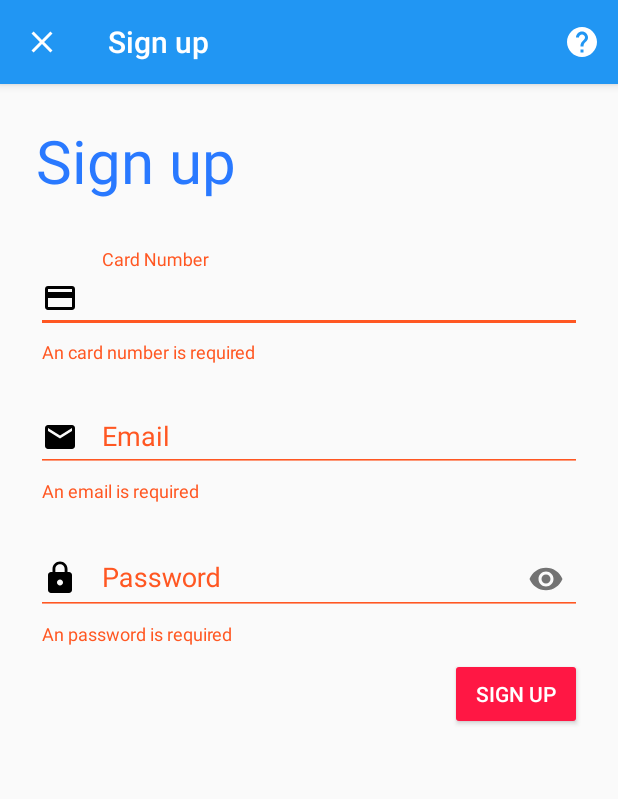
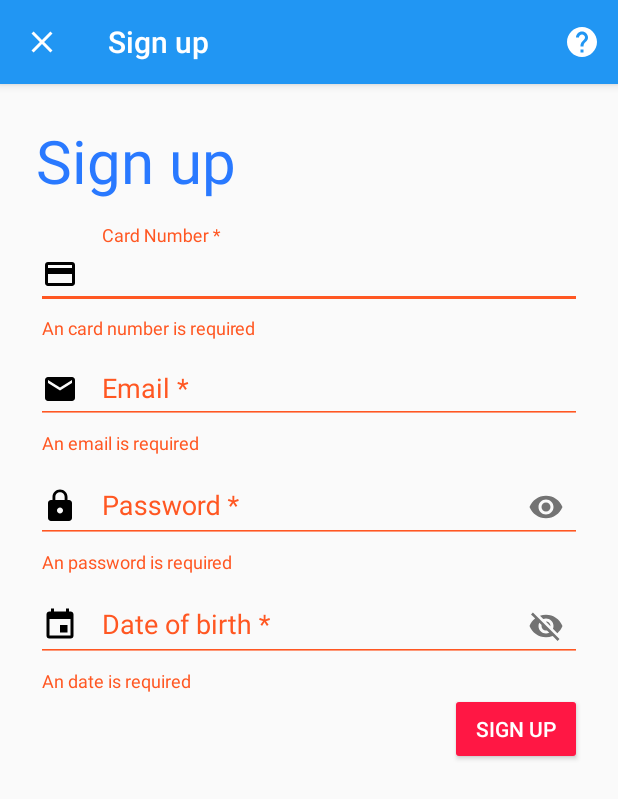
Before and after one commit to Younes-Charfaoui/Jami3aty-App, an Android app: the SignUpActivity screen opened directly, with no data from a screen before it, after a tap on "SIGN UP", on a phone screen of 412 x 824 dp. Shown: the top 799 px of the screen. Run offline under Robolectric (Android 15) with nearby library versions, the phone set to English and light mode, and no system bars.

Commit message:
adding Birthday features

```diff
--- a/app/src/main/java/com/ibnkhaldoun/studentside/LoginActivity.java
+++ b/app/src/main/java/com/ibnkhaldoun/studentside/LoginActivity.java
@@ -26,8 +26,8 @@ public class LoginActivity extends AppCompatActivity {
         mEmailWrapper = findViewById(R.id.email_wrapper);
 
         findViewById(R.id.login_button).setOnClickListener(v -> {
-            hideKeyboard();
             if (validate()) {
+                hideKeyboard();
                 Toast.makeText(LoginActivity.this, "You Logged In", Toast.LENGTH_SHORT).show();
             }
         });
--- a/app/src/main/java/com/ibnkhaldoun/studentside/SignUpActivity.java
+++ b/app/src/main/java/com/ibnkhaldoun/studentside/SignUpActivity.java
@@ -1,5 +1,6 @@
 package com.ibnkhaldoun.studentside;
 
+import android.app.DatePickerDialog;
 import android.content.Intent;
 import android.os.Bundle;
 import android.support.design.widget.TextInputLayout;
@@ -9,14 +10,20 @@ import android.support.v7.widget.Toolbar;
 import android.util.Patterns;
 import android.view.Menu;
 import android.view.MenuItem;
+import android.view.View;
+import android.view.inputmethod.InputMethodManager;
 import android.widget.EditText;
 import android.widget.Toast;
 
+import java.text.SimpleDateFormat;
+import java.util.Calendar;
+import java.util.Locale;
+
 public class SignUpActivity extends AppCompatActivity {
 
-    private EditText mEmailEditText, mPasswordEditText, mCardNumberEditText;
-    private TextInputLayout mEmailWrapper, mCardNumberWrapper, mPasswordWrapper;
-
+    private EditText mEmailEditText, mPasswordEditText, mCardNumberEditText, mBirthDayEditText;
+    private TextInputLayout mEmailWrapper, mCardNumberWrapper, mPasswordWrapper, mBirthDayWrapper;
+    private Calendar mCalendar;
 
     @Override
     protected void onCreate(Bundle savedInstanceState) {
@@ -30,13 +37,32 @@ public class SignUpActivity extends AppCompatActivity {
         mCardNumberWrapper = findViewById(R.id.card_number_wrapper_sign_up);
         mEmailWrapper = findViewById(R.id.email_wrapper_sign_up);
         mPasswordWrapper = findViewById(R.id.password_wrapper_sign_up);
+        mBirthDayWrapper = findViewById(R.id.date_wrapper_sign_up);
+
 
         mCardNumberEditText = findViewById(R.id.input_card_number_sign_up);
         mEmailEditText = findViewById(R.id.input_email_sign_up);
         mPasswordEditText = findViewById(R.id.input_password_sign_up);
+        mBirthDayEditText = findViewById(R.id.input_date_of_birth_sign_up);
+
+        mCalendar = Calendar.getInstance();
+
+        mBirthDayEditText.setOnClickListener(v -> {
+            new DatePickerDialog(SignUpActivity.this,
+                    (view, year, month, dayOfMonth) -> {
+                        mCalendar.set(Calendar.YEAR, year);
+                        mCalendar.set(Calendar.MONTH, month);
+                        mCalendar.set(Calendar.DAY_OF_MONTH, dayOfMonth);
+                        updateDateValue();
+                    },
+                    mCalendar.get(Calendar.YEAR),
+                    mCalendar.get(Calendar.MONTH),
+                    mCalendar.get(Calendar.DAY_OF_MONTH)).show();
+        });
 
         findViewById(R.id.sign_up_button).setOnClickListener(v -> {
             if (validate()) {
+                hideKeyboard();
                 Toast.makeText(this, "Sign up......", Toast.LENGTH_SHORT).show();
             }
         });
@@ -74,6 +100,7 @@ public class SignUpActivity extends AppCompatActivity {
         String cardNumber = mCardNumberEditText.getText().toString();
         String email = mEmailEditText.getText().toString();
         String password = mPasswordEditText.getText().toString();
+        String date = mBirthDayEditText.getText().toString();
 
         if (cardNumber.isEmpty()) {
             mCardNumberWrapper.setError(getResources().getString(R.string.card_number_empty));
@@ -104,6 +131,13 @@ public class SignUpActivity extends AppCompatActivity {
         } else {
             mPasswordWrapper.setError(null);
         }
+
+        if (date.isEmpty()) {
+            mBirthDayWrapper.setError(getResources().getString(R.string.date_empty));
+            validate = false;
+        } else {
+            mBirthDayWrapper.setError(null);
+        }
         return validate;
 
     }
@@ -117,4 +151,23 @@ public class SignUpActivity extends AppCompatActivity {
                 .setNegativeButton("No", null)
                 .create().show();
     }
+
+    private void updateDateValue() {
+        String dateFormat = "dd/MM/yyyy";
+        SimpleDateFormat simpleDateFormat = new SimpleDateFormat(dateFormat, Locale.FRANCE);
+        mBirthDayEditText.setText(simpleDateFormat.format(mCalendar.getTime()));
+    }
+
+    /**
+     * this is a helper method will be used to hide keyboard after
+     * click on the login button
+     */
+    private void hideKeyboard() {
+        View view = getCurrentFocus();
+        if (view != null) {
+            InputMethodManager manager = (InputMethodManager) getSystemService(INPUT_METHOD_SERVICE);
+            assert manager != null;
+            manager.hideSoftInputFromWindow(view.getWindowToken(), InputMethodManager.HIDE_NOT_ALWAYS);
+        }
+    }
 }
--- /dev/null
+++ b/app/src/main/res/drawable/ic_calendar_new.xml
@@ -0,0 +1,8 @@
+<?xml version="1.0" encoding="utf-8"?>
+<vector xmlns:android="http://schemas.android.com/apk/res/android"
+    android:height="24dp"
+    android:width="24dp"
+    android:viewportWidth="24"
+    android:viewportHeight="24">
+    <path android:fillColor="#000" android:pathData="M19,19H5V8H19M16,1V3H8V1H6V3H5C3.89,3 3,3.89 3,5V19A2,2 0 0,0 5,21H19A2,2 0 0,0 21,19V5C21,3.89 20.1,3 19,3H18V1M17,12H12V17H17V12Z" />
+</vector>
--- a/app/src/main/res/drawable/ic_close.xml
+++ b/app/src/main/res/drawable/ic_close.xml
@@ -5,6 +5,6 @@
         android:viewportWidth="24.0"
         android:viewportHeight="24.0">
     <path
-        android:fillColor="#FF000000"
+        android:fillColor="#FFF"
         android:pathData="M19,6.41L17.59,5 12,10.59 6.41,5 5,6.41 10.59,12 5,17.59 6.41,19 12,13.41 17.59,19 19,17.59 13.41,12z"/>
 </vector>
--- a/app/src/main/res/layout/content_sign_up.xml
+++ b/app/src/main/res/layout/content_sign_up.xml
@@ -17,7 +17,7 @@
         <TextView
             android:layout_width="wrap_content"
             android:layout_height="wrap_content"
-            android:layout_marginBottom="24dp"
+            android:layout_marginBottom="16dp"
             android:text="@string/title_activity_sign_up"
             android:textColor="@color/colorAccent"
             android:textSize="40sp" />
@@ -27,8 +27,7 @@
             android:id="@+id/card_number_wrapper_sign_up"
             android:layout_width="match_parent"
             android:layout_height="wrap_content"
-            android:layout_marginBottom="8dp"
-            android:layout_marginTop="8dp"
+
             app:errorEnabled="true">
 
             <EditText
@@ -46,8 +45,7 @@
             android:id="@+id/email_wrapper_sign_up"
             android:layout_width="match_parent"
             android:layout_height="wrap_content"
-            android:layout_marginBottom="8dp"
-            android:layout_marginTop="8dp"
+
             app:errorEnabled="true">
 
             <EditText
@@ -65,8 +63,7 @@
             android:id="@+id/password_wrapper_sign_up"
             android:layout_width="match_parent"
             android:layout_height="wrap_content"
-            android:layout_marginBottom="8dp"
-            android:layout_marginTop="8dp"
+
             app:errorEnabled="true"
             app:passwordToggleEnabled="true">
 
@@ -80,14 +77,32 @@
                 android:inputType="textPassword" />
         </android.support.design.widget.TextInputLayout>
 
+        <android.support.design.widget.TextInputLayout
+            android:id="@+id/date_wrapper_sign_up"
+            android:layout_width="match_parent"
+            android:layout_height="wrap_content"
+            app:errorEnabled="true"
+            app:passwordToggleEnabled="true">
+
+            <EditText
+                android:id="@+id/input_date_of_birth_sign_up"
+                android:layout_width="match_parent"
+                android:layout_height="wrap_content"
+                android:drawablePadding="16dp"
+                android:focusableInTouchMode="false"
+                android:drawableStart="@drawable/ic_calendar_new"
+                android:hint="@string/date_of_birth_string"
+                />
+        </android.support.design.widget.TextInputLayout>
+
         <Button
             android:id="@+id/sign_up_button"
             android:layout_width="wrap_content"
             android:layout_height="wrap_content"
             android:layout_gravity="end"
-            android:theme="@style/ButtonStylesTwo"
             android:text="@string/title_activity_sign_up"
-            android:textColor="@android:color/white" />
+            android:textColor="@android:color/white"
+            android:theme="@style/ButtonStylesTwo" />
 
     </LinearLayout>
 </ScrollView>
--- a/app/src/main/res/values/strings.xml
+++ b/app/src/main/res/values/strings.xml
@@ -1,10 +1,9 @@
 <resources>
     <string name="app_name">Student Side</string>
-    <string name="username_string">User Name</string>
-    <string name="password_string">Password</string>
-    <string name="email_string">Email</string>
+    <string name="password_string">Password *</string>
+    <string name="email_string">Email *</string>
     <string name="login_string">Login</string>
-    <string name="forget_password_string">Forget Password ?</string>
+    <string name="forget_password_string">Forgot Password ?</string>
     <string name="back">background Image</string>
     <string name="sign_up">Create an Account</string>
     <string name="or">OR</string>
@@ -13,10 +12,11 @@
     <string name="password_empty">An password is required</string>
     <string name="card_number_empty">An card number is required</string>
     <string name="email_empty">An email is required</string>
-    <string name="valid_password">Use at least 8 characters</string>
+    <string name="valid_password">At least 8 characters</string>
+    <string name="date_empty">An date is required</string>
     <string name="title_activity_sign_up">Sign up</string>
     <string name="action_help">Help</string>
-    <string name="card_number_string">Card Number</string>
+    <string name="card_number_string">Card Number *</string>
     <string name="title_activity_help">Help</string>
     <string name="card_number_help">This number is the register number in the University, you can get it by viewing your student card under the registration number which compose of Two numbers xxxxxxx/xx , the first 8 numbers is your number</string>
     <string name="password_help">Try to use a password more complex for your security , you are oblige to use a password compose from 8 characters, you can use the Capitales letters , symbol as much you like.</string>
@@ -27,5 +27,6 @@
     <string name="account_search">Please enter your email to search your account</string>
     <string name="find_your_account_text">Find your account</string>
     <string name="logo_image_description">Logo image</string>
+    <string name="date_of_birth_string">Date of birth *</string>
 
 </resources>
```
Also changed, not shown: app/src/main/res/drawable/ic_date_range.xml (added, +9 -0 lines), app/src/main/res/layout/activity_login.xml (+4 -5 lines).
